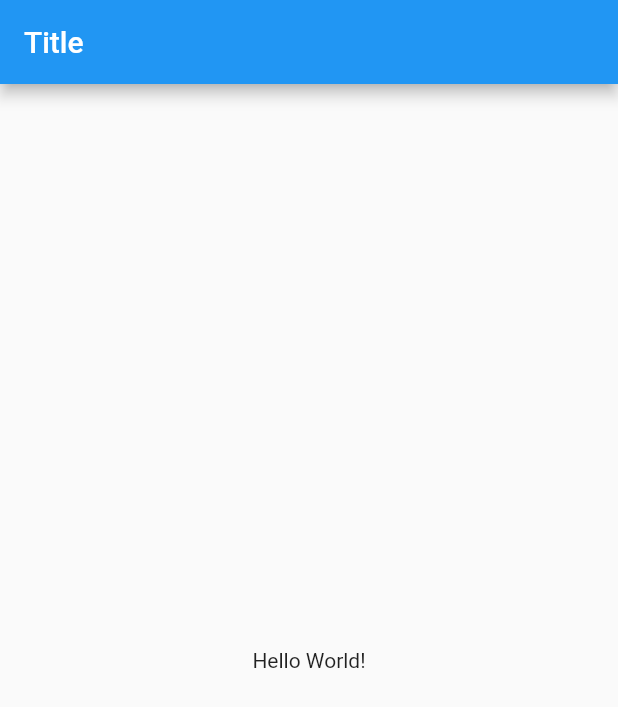
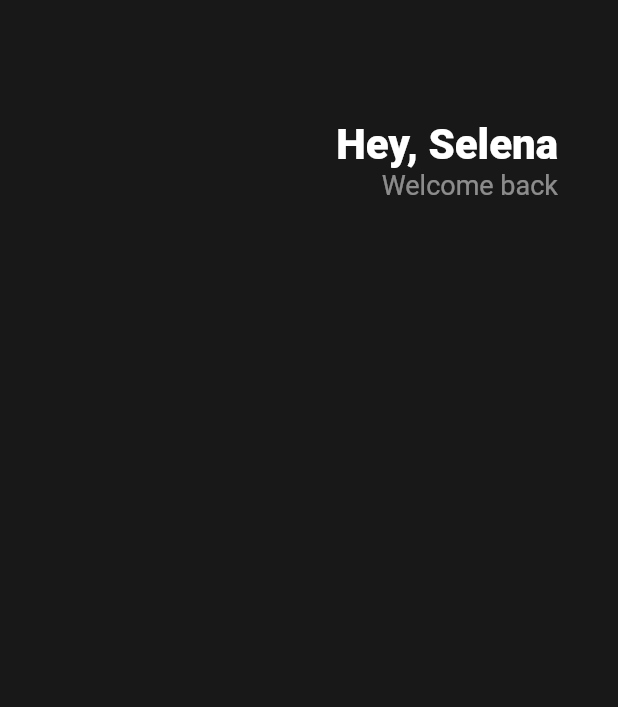
Before and after one commit to Tinubee/flutter-learn, a Flutter app: the screen it shows after launch, on a phone screen of 412 x 824 dp. Shown: the top 707 px of the screen. Run offline on Flutter 3.47's test engine with Material 2 defaults, Android fonts, the phone set to English and light mode, and no system bars.

Commit message:
📝 #3.0
- Column & Row
- Tect Style

```diff
--- a/lib/main.dart
+++ b/lib/main.dart
@@ -10,12 +10,40 @@ class App extends StatelessWidget {
   Widget build(BuildContext context) {
     return MaterialApp(
       home: Scaffold(
-          appBar: AppBar(
-            title: Text("Title"),
+        backgroundColor: Color(0xFF181818),
+        body: Padding(
+          padding: EdgeInsets.symmetric(horizontal: 40),
+          child: Column(
+            children: [
+              SizedBox(
+                height: 80,
+              ),
+              Row(
+                mainAxisAlignment: MainAxisAlignment.end,
+                children: [
+                  Column(
+                    crossAxisAlignment: CrossAxisAlignment.end,
+                    children: [
+                      Text(
+                        'Hey, Selena',
+                        style: TextStyle(
+                            color: Colors.white,
+                            fontSize: 28,
+                            fontWeight: FontWeight.w800),
+                      ),
+                      Text(
+                        'Welcome back',
+                        style: TextStyle(
+                            color: Colors.white.withOpacity(0.5), fontSize: 18),
+                      )
+                    ],
+                  ),
+                ],
+              )
+            ],
           ),
-          body: Center(
-            child: Text("Hello World!"),
-          )),
+        ),
+      ),
     );
   }
 }
```
